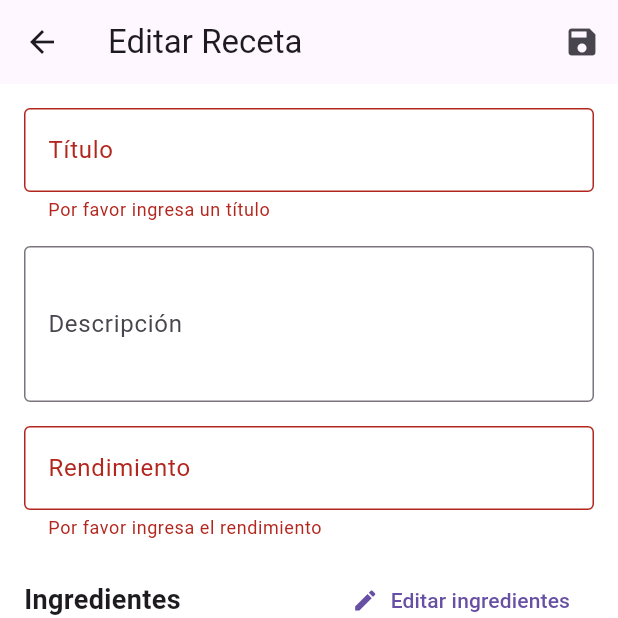
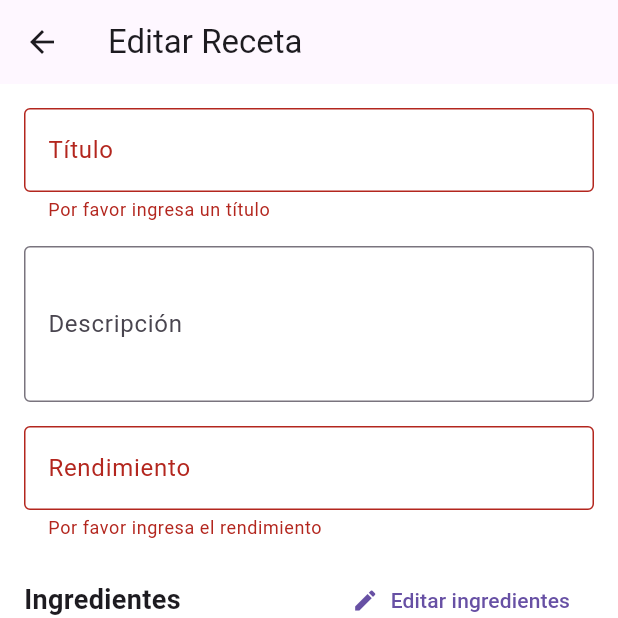
Before and after one commit to YairFJ/Flutter_App, a Flutter app: the EditGroupRecipeScreen screen opened directly with empty values, after a tap on "Guardar Cambios", on a phone screen of 412 x 824 dp, the top half of it. Run offline on Flutter 3.47's test engine with Material 3 defaults, Android fonts, the phone set to English and light mode, and no system bars; our stand-ins replace cloud_firestore, firebase_auth, firebase_core, flutter_dotenv, google_sign_in, pdf and 3 more; missing offline and left inert: mailer, soundpool; accounts and stored records are empty.

Commit message:
elimine diskets

```diff
--- a/lib/Comunity/edit_group_recipe_screen.dart
+++ b/lib/Comunity/edit_group_recipe_screen.dart
@@ -376,12 +376,6 @@ class _EditGroupRecipeScreenState extends State<EditGroupRecipeScreen> {
     return Scaffold(
       appBar: AppBar(
         title: Text(isEnglish ? 'Edit Recipe' : 'Editar Receta'),
-        actions: [
-          IconButton(
-            icon: const Icon(Icons.save),
-            onPressed: _updateRecipe,
-          ),
-        ],
       ),
       body: Form(
         key: _formKey,
```
